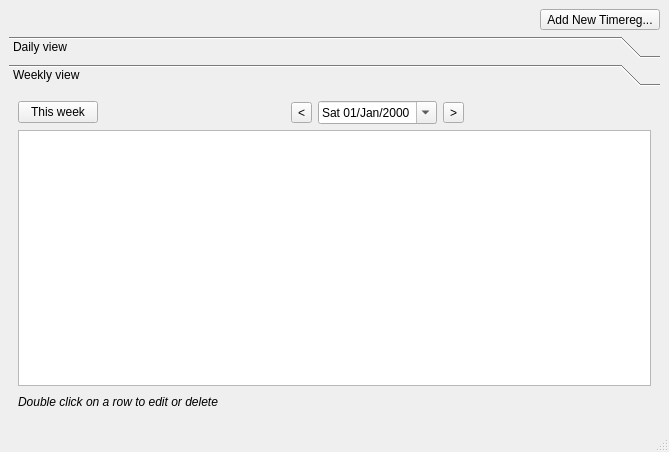
Qt form src/pyuac_browse.ui (develer-staff/pyuac) before a commit.
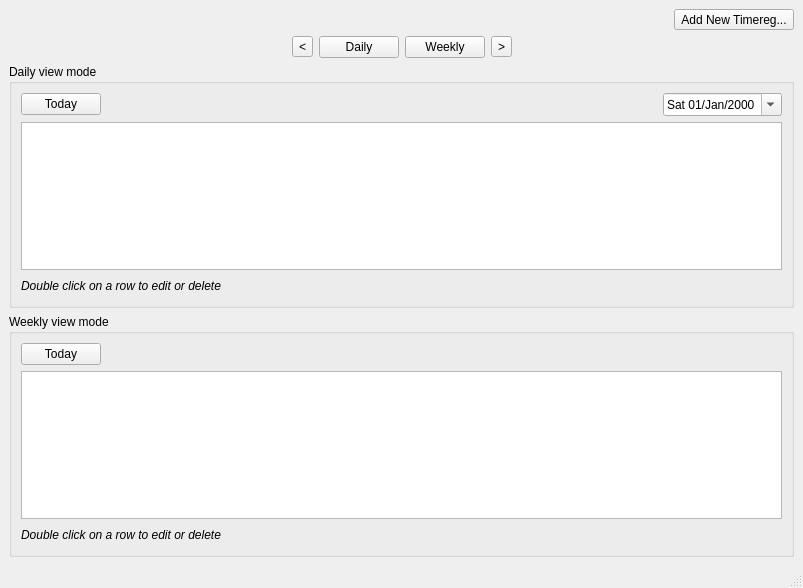
The same form after that commit. The open tabs and pages were chosen to show the change. Icons and pictures are not drawn.

Commit message: Modificata TimeBrowseWindow per accogliere la vista settimanale (non ancora implementata).

What changed in the file:
```diff
--- a/src/pyuac_browse.ui
+++ b/src/pyuac_browse.ui
@@ -5,8 +5,8 @@
    <rect>
     <x>0</x>
     <y>0</y>
-    <width>669</width>
-    <height>452</height>
+    <width>803</width>
+    <height>588</height>
    </rect>
   </property>
   <property name="windowTitle" >
@@ -21,8 +21,8 @@
     <rect>
      <x>0</x>
      <y>0</y>
-     <width>669</width>
-     <height>428</height>
+     <width>803</width>
+     <height>564</height>
     </rect>
    </property>
    <layout class="QVBoxLayout" name="verticalLayout_3" >
@@ -63,22 +63,77 @@
      </layout>
     </item>
     <item>
-     <widget class="QToolBox" name="toolBox" >
-      <property name="currentIndex" >
-       <number>0</number>
-      </property>
-      <widget class="QWidget" name="page" >
-       <property name="geometry" >
-        <rect>
-         <x>0</x>
-         <y>0</y>
-         <width>651</width>
-         <height>308</height>
-        </rect>
-       </property>
-       <attribute name="label" >
-        <string>Daily view</string>
-       </attribute>
+     <layout class="QHBoxLayout" name="horizontalLayout" >
+      <item>
+       <spacer name="horizontalSpacer_3" >
+        <property name="orientation" >
+         <enum>Qt::Horizontal</enum>
+        </property>
+        <property name="sizeHint" stdset="0" >
+         <size>
+          <width>40</width>
+          <height>20</height>
+         </size>
+        </property>
+       </spacer>
+      </item>
+      <item>
+       <widget class="QToolButton" name="btnPrev" >
+        <property name="text" >
+         <string>&lt;</string>
+        </property>
+       </widget>
+      </item>
+      <item>
+       <widget class="QPushButton" name="btnDaily" >
+        <property name="text" >
+         <string>Daily</string>
+        </property>
+        <property name="checkable" >
+         <bool>true</bool>
+        </property>
+        <property name="checked" >
+         <bool>false</bool>
+        </property>
+       </widget>
+      </item>
+      <item>
+       <widget class="QPushButton" name="btnWeekly" >
+        <property name="text" >
+         <string>Weekly</string>
+        </property>
+        <property name="checkable" >
+         <bool>true</bool>
+        </property>
+       </widget>
+      </item>
+      <item>
+       <widget class="QToolButton" name="btnNext" >
+        <property name="text" >
+         <string>></string>
+        </property>
+       </widget>
+      </item>
+      <item>
+       <spacer name="horizontalSpacer_4" >
+        <property name="orientation" >
+         <enum>Qt::Horizontal</enum>
+        </property>
+        <property name="sizeHint" stdset="0" >
+         <size>
+          <width>40</width>
+          <height>20</height>
+         </size>
+        </property>
+       </spacer>
+      </item>
+     </layout>
+    </item>
+    <item>
+     <widget class="QGroupBox" name="dailyGroup" >
+      <property name="title" >
+       <string>Daily view mode</string>
+      </property>
        <layout class="QVBoxLayout" name="verticalLayout" >
         <item>
          <layout class="QHBoxLayout" >
@@ -114,26 +169,6 @@
             </property>
            </spacer>
           </item>
-          <item>
-           <widget class="QToolButton" name="btnPrevWeek" >
-            <property name="toolTip" >
-             <string>Previous week</string>
-            </property>
-            <property name="text" >
-             <string>&lt;&lt;</string>
-            </property>
-           </widget>
-          </item>
-          <item>
-           <widget class="QToolButton" name="btnPrevDay" >
-            <property name="toolTip" >
-             <string>Previous day</string>
-            </property>
-            <property name="text" >
-             <string>&lt;</string>
-            </property>
-           </widget>
-          </item>
           <item>
            <widget class="QDateEdit" name="dateEdit" >
             <property name="displayFormat" >
@@ -144,39 +179,6 @@
             </property>
            </widget>
           </item>
-          <item>
-           <widget class="QToolButton" name="btnNextDay" >
-            <property name="toolTip" >
-             <string>Next day</string>
-            </property>
-            <property name="text" >
-             <string>></string>
-            </property>
-           </widget>
-          </item>
-          <item>
-           <widget class="QToolButton" name="btnNextWeek" >
-            <property name="toolTip" >
-             <string>Next week</string>
-            </property>
-            <property name="text" >
-             <string>>></string>
-            </property>
-           </widget>
-          </item>
-          <item>
-           <spacer name="horizontalSpacer_6" >
-            <property name="orientation" >
-             <enum>Qt::Horizontal</enum>
-            </property>
-            <property name="sizeHint" stdset="0" >
-             <size>
-              <width>40</width>
-              <height>20</height>
-             </size>
-            </property>
-           </spacer>
-          </item>
          </layout>
         </item>
         <item>
@@ -234,105 +236,17 @@
          </layout>
         </item>
        </layout>
-       <zorder></zorder>
        <zorder>tableTimereg</zorder>
        <zorder></zorder>
-      </widget>
-      <widget class="QWidget" name="page_2" >
-       <property name="geometry" >
-        <rect>
-         <x>0</x>
-         <y>0</y>
-         <width>651</width>
-         <height>308</height>
-        </rect>
-       </property>
-       <attribute name="label" >
-        <string>Weekly view</string>
-       </attribute>
+      <zorder></zorder>
+     </widget>
+    </item>
+    <item>
+     <widget class="QGroupBox" name="weeklyGroup" >
+      <property name="title" >
+       <string>Weekly view mode</string>
+      </property>
        <layout class="QVBoxLayout" name="verticalLayout_2" >
-        <item>
-         <layout class="QHBoxLayout" name="_3" >
-          <property name="spacing" >
-           <number>6</number>
-          </property>
-          <property name="margin" >
-           <number>0</number>
-          </property>
-          <item>
-           <widget class="QPushButton" name="btnThisWeek" >
-            <property name="sizePolicy" >
-             <sizepolicy vsizetype="Fixed" hsizetype="Fixed" >
-              <horstretch>0</horstretch>
-              <verstretch>0</verstretch>
-             </sizepolicy>
-            </property>
-            <property name="text" >
-             <string>This week</string>
-            </property>
-           </widget>
-          </item>
-          <item>
-           <spacer name="horizontalSpacer_3" >
-            <property name="orientation" >
-             <enum>Qt::Horizontal</enum>
-            </property>
-            <property name="sizeHint" stdset="0" >
-             <size>
-              <width>40</width>
-              <height>20</height>
-             </size>
-            </property>
-           </spacer>
-          </item>
-          <item>
-           <widget class="QToolButton" name="btnPrevWeek_2" >
-            <property name="toolTip" >
-             <string>Previous day</string>
-            </property>
-            <property name="text" >
-             <string>&lt;</string>
-            </property>
-           </widget>
-          </item>
-          <item>
-           <widget class="QDateEdit" name="dateEdit_2" >
-            <property name="displayFormat" >
-             <string>ddd dd/MMM/yyyy</string>
-            </property>
-            <property name="calendarPopup" >
-             <bool>true</bool>
-            </property>
-           </widget>
-          </item>
-          <item>
-           <widget class="QToolButton" name="btnNextWeek_2" >
-            <property name="toolTip" >
-             <string>Next day</string>
-            </property>
-            <property name="text" >
-             <string>></string>
-            </property>
-           </widget>
-          </item>
-          <item>
-           <spacer name="horizontalSpacer_4" >
-            <property name="orientation" >
-             <enum>Qt::Horizontal</enum>
-            </property>
-            <property name="sizeHint" stdset="0" >
-             <size>
-              <width>40</width>
-              <height>20</height>
-             </size>
-            </property>
-           </spacer>
-          </item>
-         </layout>
-        </item>
-        <item>
-         <widget class="QTableWidget" name="tableWeekly" />
-        </item>
         <item>
          <layout class="QHBoxLayout" name="_2" >
           <property name="spacing" >
@@ -342,6 +256,58 @@
            <number>0</number>
           </property>
           <item>
+          <widget class="QPushButton" name="btnToday_2" >
+           <property name="sizePolicy" >
+            <sizepolicy vsizetype="Fixed" hsizetype="Fixed" >
+             <horstretch>0</horstretch>
+             <verstretch>0</verstretch>
+            </sizepolicy>
+           </property>
+           <property name="text" >
+            <string>Today</string>
+           </property>
+          </widget>
+         </item>
+         <item>
+          <spacer name="horizontalSpacer_5" >
+           <property name="orientation" >
+            <enum>Qt::Horizontal</enum>
+           </property>
+           <property name="sizeHint" stdset="0" >
+            <size>
+             <width>40</width>
+             <height>20</height>
+            </size>
+           </property>
+          </spacer>
+         </item>
+        </layout>
+       </item>
+       <item>
+        <widget class="QTableWidget" name="tableTimereg_2" >
+         <property name="editTriggers" >
+          <set>QAbstractItemView::NoEditTriggers</set>
+         </property>
+         <property name="alternatingRowColors" >
+          <bool>true</bool>
+         </property>
+         <property name="selectionMode" >
+          <enum>QAbstractItemView::SingleSelection</enum>
+         </property>
+         <property name="selectionBehavior" >
+          <enum>QAbstractItemView::SelectRows</enum>
+         </property>
+        </widget>
+       </item>
+       <item>
+        <layout class="QHBoxLayout" name="_5" >
+         <property name="spacing" >
+          <number>6</number>
+         </property>
+         <property name="margin" >
+          <number>0</number>
+         </property>
+         <item>
            <widget class="QLabel" name="labelInfo_2" >
             <property name="font" >
              <font>
@@ -373,16 +339,23 @@
         </item>
        </layout>
       </widget>
-     </widget>
     </item>
    </layout>
+   <zorder>toolBox</zorder>
+   <zorder>tabCalendar</zorder>
+   <zorder></zorder>
+   <zorder>tableTimereg</zorder>
+   <zorder></zorder>
+   <zorder>dailyGroup</zorder>
+   <zorder>weeklyGroup</zorder>
+   <zorder>horizontalLayoutWidget</zorder>
   </widget>
   <widget class="QStatusBar" name="statusBar" >
    <property name="geometry" >
     <rect>
      <x>0</x>
-     <y>428</y>
-     <width>669</width>
+     <y>564</y>
+     <width>803</width>
      <height>24</height>
     </rect>
    </property>
```
Left out of the diff: 4 changed lines with no effect on the pictures. Lines whose indentation alone changed are shown as unchanged. The commit also changes 1 other file.
